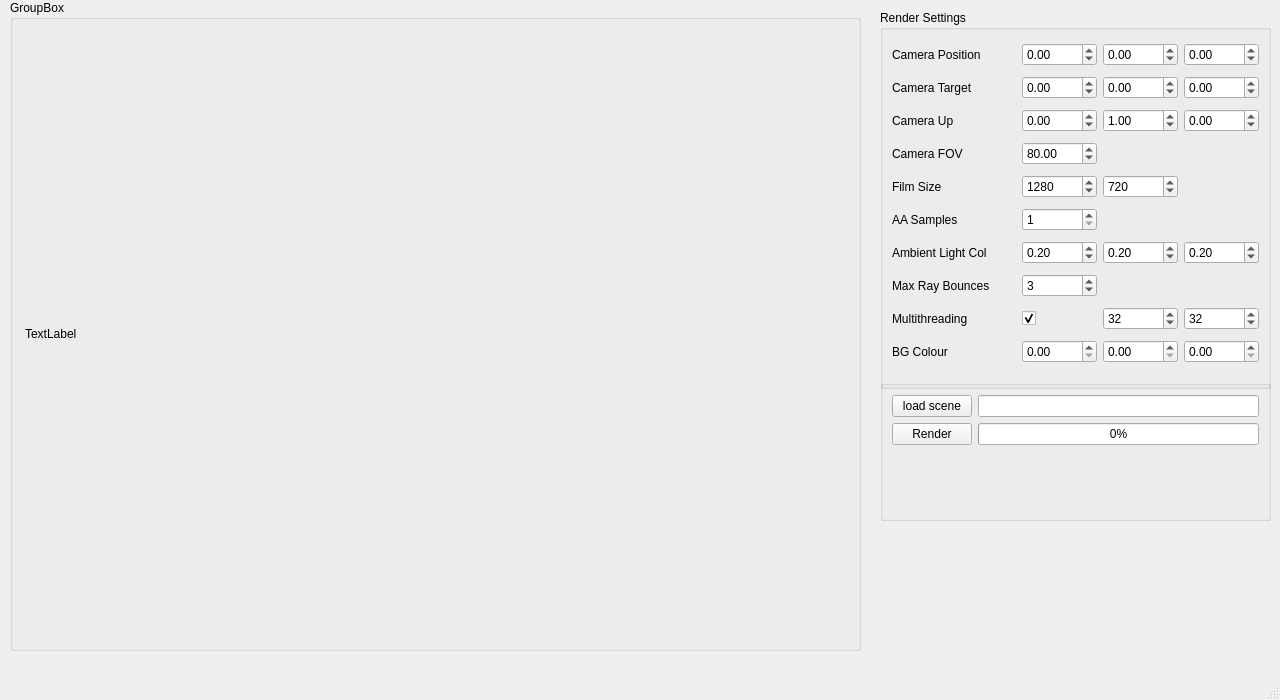
quentinjcm/CA1_personal_copy, file FinalSubmission/myRT/ui/viewport.ui: the form before one commit.
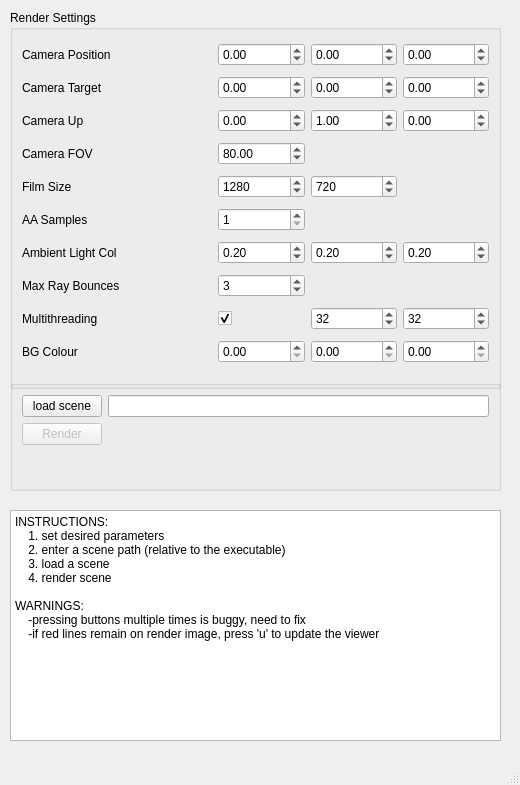
The form after the commit.

Patch:
```diff
--- a/FinalSubmission/myRT/ui/viewport.ui
+++ b/FinalSubmission/myRT/ui/viewport.ui
@@ -6,8 +6,8 @@
    <rect>
     <x>0</x>
     <y>0</y>
-    <width>1280</width>
-    <height>700</height>
+    <width>520</width>
+    <height>785</height>
    </rect>
   </property>
   <property name="windowTitle">
@@ -17,9 +17,9 @@
    <widget class="QGroupBox" name="s_rednerSettingsGB">
     <property name="geometry">
      <rect>
-      <x>880</x>
+      <x>10</x>
       <y>10</y>
-      <width>391</width>
+      <width>491</width>
       <height>379</height>
      </rect>
     </property>
@@ -347,10 +347,10 @@
     </property>
     <property name="geometry">
      <rect>
-      <x>880</x>
+      <x>10</x>
       <y>380</y>
-      <width>391</width>
-      <height>141</height>
+      <width>491</width>
+      <height>111</height>
      </rect>
     </property>
     <property name="title">
@@ -362,6 +362,9 @@
      </item>
      <item row="3" column="0">
       <widget class="QPushButton" name="m_render">
+       <property name="enabled">
+        <bool>false</bool>
+       </property>
        <property name="text">
         <string>Render</string>
        </property>
@@ -374,43 +377,32 @@
        </property>
       </widget>
      </item>
-     <item row="3" column="1">
-      <widget class="QProgressBar" name="m_renderProgress">
-       <property name="maximum">
-        <number>200</number>
-       </property>
-       <property name="value">
-        <number>0</number>
-       </property>
-      </widget>
-     </item>
     </layout>
    </widget>
-   <widget class="QGroupBox" name="groupBox_2">
+   <widget class="QPlainTextEdit" name="plainTextEdit">
     <property name="geometry">
      <rect>
       <x>10</x>
-      <y>0</y>
-      <width>851</width>
-      <height>651</height>
+      <y>510</y>
+      <width>491</width>
+      <height>231</height>
      </rect>
     </property>
-    <property name="title">
-     <string>GroupBox</string>
+    <property name="readOnly">
+     <bool>true</bool>
     </property>
-    <widget class="QLabel" name="m_graphicsLable">
-     <property name="geometry">
-      <rect>
-       <x>15</x>
-       <y>33</y>
-       <width>821</width>
-       <height>601</height>
-      </rect>
-     </property>
-     <property name="text">
-      <string>TextLabel</string>
-     </property>
-    </widget>
+    <property name="plainText">
+     <string>INSTRUCTIONS:
+    1. set desired parameters
+    2. enter a scene path (relative to the executable)
+    3. load a scene
+    4. render scene
+
+WARNINGS:
+    -pressing buttons multiple times is buggy, need to fix
+    -if red lines remain on render image, press 'u' to update the viewer
+</string>
+    </property>
    </widget>
   </widget>
   <widget class="QMenuBar" name="menubar">
```
Left out of the diff: 77 changed lines with no effect on the pictures.
